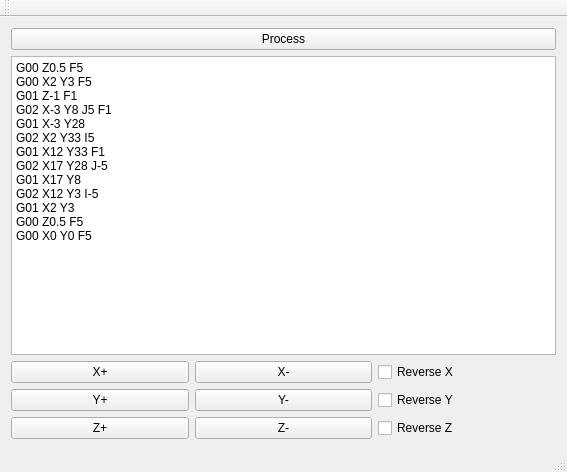
Old version of the form mainwindow.ui in the repository kwahoo2/nc-sim.
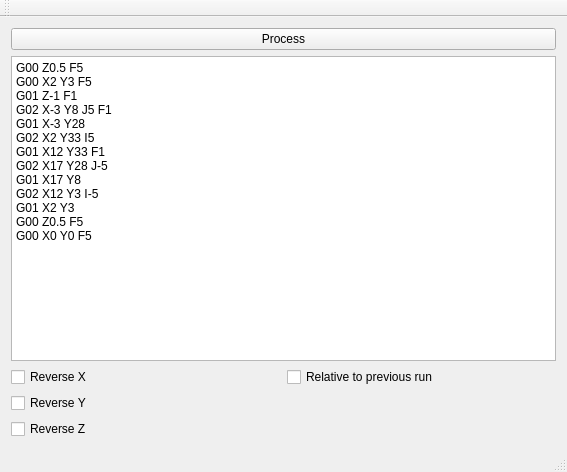
New version of the form.

Commit message: relative run to run implementation

Patch:
```diff
--- a/mainwindow.ui
+++ b/mainwindow.ui
@@ -46,37 +46,7 @@
     </item>
     <item>
      <layout class="QGridLayout" name="gridLayout">
-      <item row="0" column="0">
-       <widget class="QPushButton" name="xPButton">
-        <property name="text">
-         <string>X+</string>
-        </property>
-        <property name="autoRepeat">
-         <bool>true</bool>
-        </property>
-       </widget>
-      </item>
-      <item row="3" column="2">
-       <widget class="QPushButton" name="zMButton">
-        <property name="text">
-         <string>Z-</string>
-        </property>
-        <property name="autoRepeat">
-         <bool>true</bool>
-        </property>
-       </widget>
-      </item>
-      <item row="3" column="0">
-       <widget class="QPushButton" name="zPButton">
-        <property name="text">
-         <string>Z+</string>
-        </property>
-        <property name="autoRepeat">
-         <bool>true</bool>
-        </property>
-       </widget>
-      </item>
-      <item row="1" column="3">
+      <item row="1" column="1">
        <widget class="QCheckBox" name="reversedYChb">
         <property name="text">
          <string>Reverse Y</string>
@@ -86,47 +56,24 @@
         </property>
        </widget>
       </item>
-      <item row="0" column="2">
-       <widget class="QPushButton" name="xMButton">
-        <property name="text">
-         <string>X-</string>
-        </property>
-        <property name="autoRepeat">
-         <bool>true</bool>
-        </property>
-       </widget>
-      </item>
-      <item row="1" column="0">
-       <widget class="QPushButton" name="yPButton">
-        <property name="text">
-         <string>Y+</string>
-        </property>
-        <property name="autoRepeat">
-         <bool>true</bool>
-        </property>
-       </widget>
-      </item>
-      <item row="0" column="3">
+      <item row="0" column="1">
        <widget class="QCheckBox" name="reversedXChb">
         <property name="text">
          <string>Reverse X</string>
         </property>
        </widget>
       </item>
-      <item row="3" column="3">
+      <item row="3" column="1">
        <widget class="QCheckBox" name="reversedZChb">
         <property name="text">
          <string>Reverse Z</string>
         </property>
        </widget>
       </item>
-      <item row="1" column="2">
-       <widget class="QPushButton" name="yMButton">
+      <item row="0" column="2">
+       <widget class="QCheckBox" name="relativeChb">
         <property name="text">
-         <string>Y-</string>
-        </property>
-        <property name="autoRepeat">
-         <bool>true</bool>
+         <string>Relative to previous run</string>
         </property>
        </widget>
       </item>
```
The commit also changes 4 other files.
